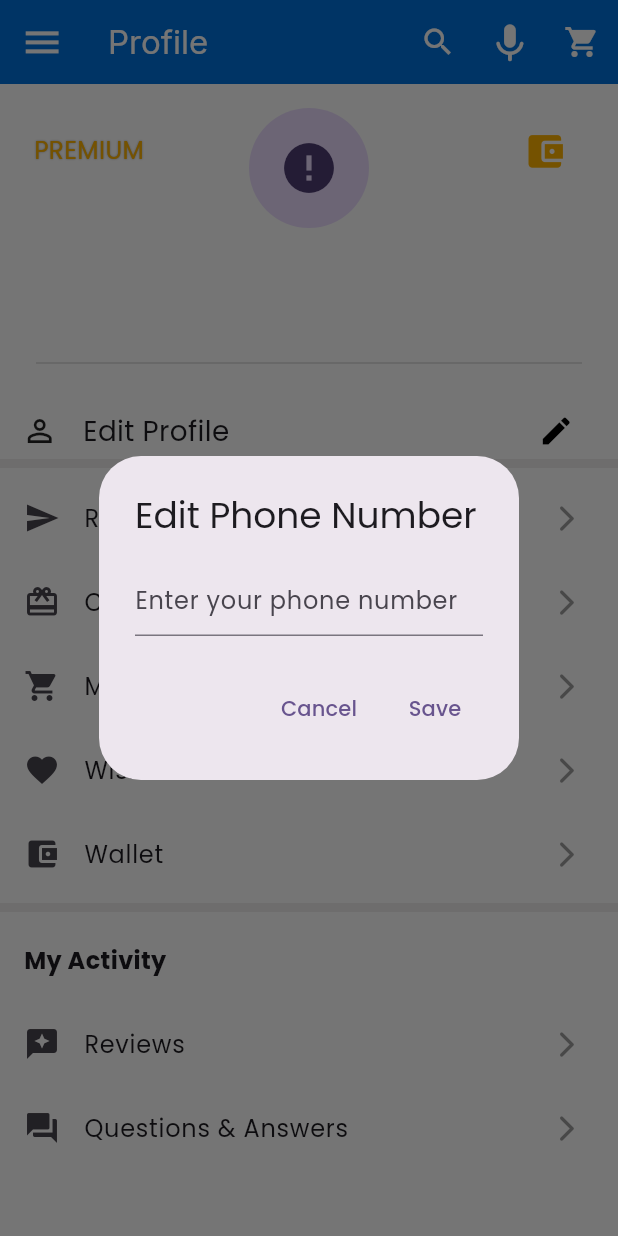
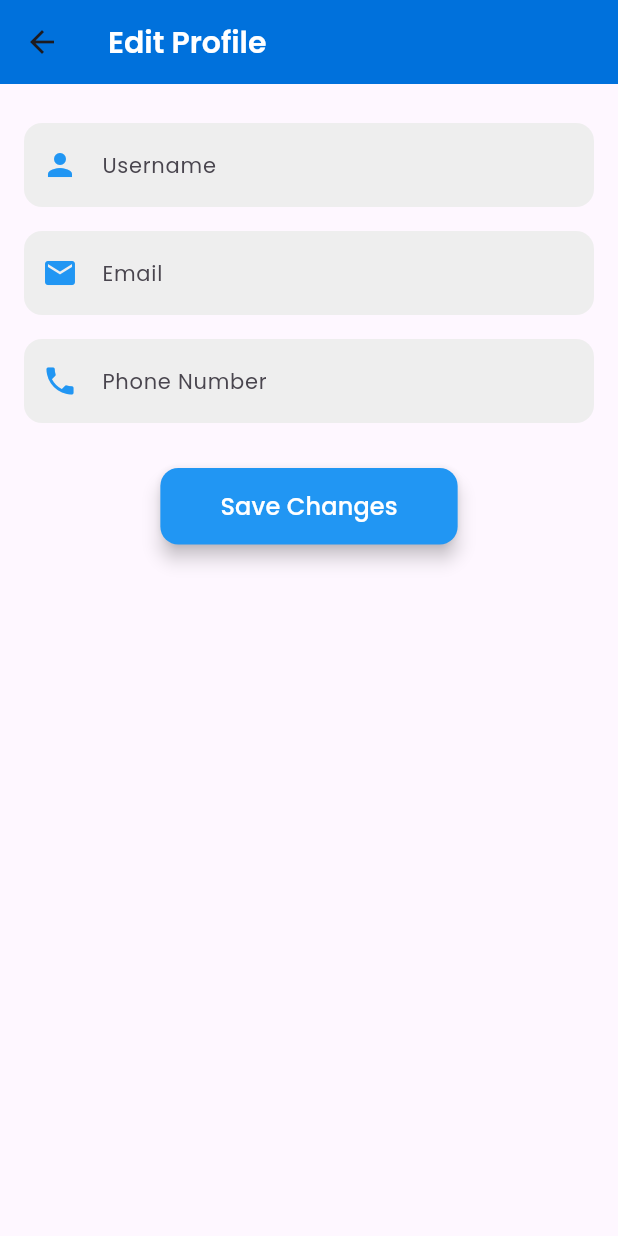
Before and after one commit to kartikkumarofficial/TakeIt, a Flutter app: the ProfileScreen screen opened directly, after a tap on "Edit Profile", on a phone screen of 412 x 824 dp. Run offline on Flutter 3.47's test engine with Material 3 defaults, Android fonts, the phone set to English and light mode, and no system bars; drawn by our look-alikes of cached_network_image; our stand-ins replace animate_do, cloud_firestore, firebase_auth, firebase_core, fluttertoast, font_awesome_flutter and 5 more; missing offline and left inert: cloudinary, cloudinary_url_gen, dart:ffi; accounts and stored records are empty; network calls fail.

Commit message:
implementing crud operations

```diff
--- /dev/null
+++ b/lib/pages/editprofile.dart
@@ -0,0 +1,143 @@
+import 'package:cloud_firestore/cloud_firestore.dart';
+import 'package:firebase_auth/firebase_auth.dart';
+import 'package:flutter/material.dart';
+import 'package:get/get.dart';
+import 'package:google_fonts/google_fonts.dart';
+
+class EditProfileScreen extends StatefulWidget {
+  final String currentUsername;
+  final String currentEmail;
+  final String currentPhone;
+
+  EditProfileScreen({
+    required this.currentUsername,
+    required this.currentEmail,
+    required this.currentPhone,
+  });
+
+  @override
+  _EditProfileScreenState createState() => _EditProfileScreenState();
+}
+
+class _EditProfileScreenState extends State<EditProfileScreen> {
+  final _formKey = GlobalKey<FormState>();
+  final FirebaseFirestore _firestore = FirebaseFirestore.instance;
+  final FirebaseAuth _auth = FirebaseAuth.instance;
+
+  late TextEditingController _usernameController;
+  late TextEditingController _emailController;
+  late TextEditingController _phoneController;
+
+  @override
+  void initState() {
+    super.initState();
+    _usernameController = TextEditingController(text: widget.currentUsername);
+    _emailController = TextEditingController(text: widget.currentEmail);
+    _phoneController = TextEditingController(text: widget.currentPhone);
+  }
+
+  Future<void> updateUserProfile() async {
+    if (_formKey.currentState!.validate()) {
+      User? user = _auth.currentUser;
+      if (user != null) {
+        await _firestore.collection('users').doc(user.uid).update({
+          'username': _usernameController.text.trim(),
+          'email': _emailController.text.trim(),
+          'phoneNumber': _phoneController.text.trim(),
+        });
+
+        Get.snackbar("Success", "Profile updated successfully!",
+            backgroundColor: Colors.green, colorText: Colors.white);
+
+        Navigator.pop(context); // Go back to ProfileScreen
+      }
+    }
+  }
+
+  @override
+  void dispose() {
+    _usernameController.dispose();
+    _emailController.dispose();
+    _phoneController.dispose();
+    super.dispose();
+  }
+
+  @override
+  Widget build(BuildContext context) {
+    return Scaffold(
+      appBar: AppBar(
+        title: Text("Edit Profile", style: GoogleFonts.poppins(fontSize: 20, fontWeight: FontWeight.w600, color: Colors.white)),
+        backgroundColor: Color.fromRGBO(0, 113, 220, 1.0),
+        elevation: 0,
+      ),
+      body: SingleChildScrollView(
+        padding: EdgeInsets.all(16.0),
+        child: Form(
+          key: _formKey,
+          child: Column(
+            crossAxisAlignment: CrossAxisAlignment.start,
+            children: [
+              SizedBox(height: 10),
+              buildTextField("Username", _usernameController, Icons.person, (value) {
+                if (value!.isEmpty) return "Enter username";
+                return null;
+              }),
+              SizedBox(height: 16),
+              buildTextField("Email", _emailController, Icons.email, (value) {
+                if (value!.isEmpty) return "Enter email";
+                if (!RegExp(r"^[a-zA-Z0-9._%+-]+@[a-zA-Z0-9.-]+\.[a-zA-Z]{2,}").hasMatch(value)) {
+                  return "Enter a valid email";
+                }
+                return null;
+              }, keyboardType: TextInputType.emailAddress),
+              SizedBox(height: 16),
+              buildTextField("Phone Number", _phoneController, Icons.phone, (value) {
+                if (value!.isEmpty) return "Enter phone number";
+                if (!RegExp(r"^\d{10}$").hasMatch(value)) return "Enter a valid 10-digit number";
+                return null;
+              }, keyboardType: TextInputType.phone),
+              SizedBox(height: 30),
+              Center(
+                child: ElevatedButton(
+                  onPressed: updateUserProfile,
+                  child: Text("Save Changes", style: GoogleFonts.poppins(fontSize: 16, fontWeight: FontWeight.w500, color: Colors.white)),
+                  style: ElevatedButton.styleFrom(
+                    backgroundColor: Colors.blue,
+                    padding: EdgeInsets.symmetric(horizontal: 40, vertical: 14),
+                    shape: RoundedRectangleBorder(
+                      borderRadius: BorderRadius.circular(12),
+                    ),
+                    elevation: 5,
+                  ),
+                ),
+              ),
+            ],
+          ),
+        ),
+      ),
+    );
+  }
+
+  Widget buildTextField(String label, TextEditingController controller, IconData icon, String? Function(String?) validator, {TextInputType keyboardType = TextInputType.text}) {
+    return TextFormField(
+      controller: controller,
+      keyboardType: keyboardType,
+      validator: validator,
+      decoration: InputDecoration(
+        labelText: label,
+        labelStyle: GoogleFonts.poppins(fontSize: 14, fontWeight: FontWeight.w400),
+        prefixIcon: Icon(icon, color: Colors.blue),
+        filled: true,
+        fillColor: Colors.grey[200],
+        border: OutlineInputBorder(
+          borderRadius: BorderRadius.circular(12),
+          borderSide: BorderSide.none,
+        ),
+        focusedBorder: OutlineInputBorder(
+          borderRadius: BorderRadius.circular(12),
+          borderSide: BorderSide(color: Colors.blue, width: 2),
+        ),
+      ),
+    );
+  }
+}
--- a/lib/pages/profile.dart
+++ b/lib/pages/profile.dart
@@ -1,5 +1,6 @@
 import 'dart:ffi';
 
+import 'package:TakeIt/pages/editprofile.dart';
 import 'package:TakeIt/widgets/Drawer.dart';
 import 'package:cloud_firestore/cloud_firestore.dart';
 import 'package:firebase_auth/firebase_auth.dart';
@@ -10,6 +11,7 @@ import 'package:cached_network_image/cached_network_image.dart';
 
 import '../services/backend.dart';
 import 'auth/signup.dart';
+
 
 class ProfileScreen extends StatefulWidget {
   @override
@@ -47,6 +49,7 @@ class _ProfileScreenState extends State<ProfileScreen> {
   String username = '';
   String email = '';
   String phoneNumber = '';
+  String image = '';
 
 
 
@@ -59,6 +62,7 @@ class _ProfileScreenState extends State<ProfileScreen> {
         username = userDoc['username']?? 'User';
         phoneNumber = userDoc['phoneNumber']?? 'Add Number';
         email = userDoc['email']?? 'Email';
+        image = userDoc['profileImage']?? null;
       });
     }
   }
@@ -88,7 +92,9 @@ class _ProfileScreenState extends State<ProfileScreen> {
         actions: [
           IconButton(
             icon: Icon(Icons.search,color: Colors.white,),
-            onPressed: () {},
+            onPressed: () {
+
+            },
           ),
           IconButton(
             icon: Icon(Icons.keyboard_voice_rounded,color: Colors.white,size: Get.width*0.075,),
@@ -143,14 +149,19 @@ class _ProfileScreenState extends State<ProfileScreen> {
                   padding: EdgeInsets.only(left: 8.0),
                   child: Text('Refer and Earn',style: GoogleFonts.poppins(fontSize: Get.width*0.04),),
                 ),
-                onTap: (){},
+                onTap: () {
+
+                },
+
               ),
               ListTile(
                 title: Padding(
                   padding: EdgeInsets.only(left: 8.0),
                   child: Text('Coupons',style: GoogleFonts.poppins(fontSize: Get.width*0.04),),
                 ),
-                onTap: (){},
+                onTap: (){
+
+                },
               ),
               ListTile(
                 title: Padding(
@@ -259,7 +270,7 @@ class _ProfileScreenState extends State<ProfileScreen> {
                                         radius: 40,
                                         child: ClipOval(
                                           child: CachedNetworkImage(
-                                            imageUrl: 'assets/images/profileman.jpeg',
+                                            imageUrl: image,
                                             fit: BoxFit.cover,
                                             placeholder: (context, url) => CircularProgressIndicator(),
                                             errorWidget: (context, url, error) => Icon(Icons.error, size: 40),
@@ -335,43 +346,11 @@ class _ProfileScreenState extends State<ProfileScreen> {
                             color:Colors.transparent,
                             child: InkWell(
                               onTap:(){
-                                InkRipple;
-                                TextEditingController phoneController = TextEditingController(text: phoneNumber);
-
-                                showDialog(
-                                  context: context,
-                                  builder: (context) {
-                                    return AlertDialog(
-                                      title: Text("Edit Phone Number"),
-                                      content: TextField(
-                                        controller: phoneController,
-                                        keyboardType: TextInputType.phone,
-                                        decoration: InputDecoration(hintText: "Enter your phone number"),
-                                      ),
-                                      actions: [
-                                        TextButton(
-                                          onPressed: () => Navigator.pop(context),
-                                          child: Text("Cancel"),
-                                        ),
-                                        TextButton(
-                                          onPressed: () async {
-                                            String newPhone = phoneController.text.trim();
-                                            if (newPhone.isNotEmpty) {
-                                              await _firestore.collection('users').doc(_auth.currentUser?.uid).update({
-                                                'phoneNumber': newPhone,
-                                              });
-                                              setState(() {
-                                                phoneNumber = newPhone;
-                                              });
-                                            }
-                                            Navigator.pop(context);
-                                          },
-                                          child: Text("Save"),
-                                        ),
-                                      ],
-                                    );
-                                  },
-                                );
+                                Get.to(() => EditProfileScreen(
+                                  currentUsername: username,
+                                  currentEmail: email,
+                                  currentPhone: phoneNumber,
+                                ));
                               },
                               child: Row(children: [
                                 Padding(
```
